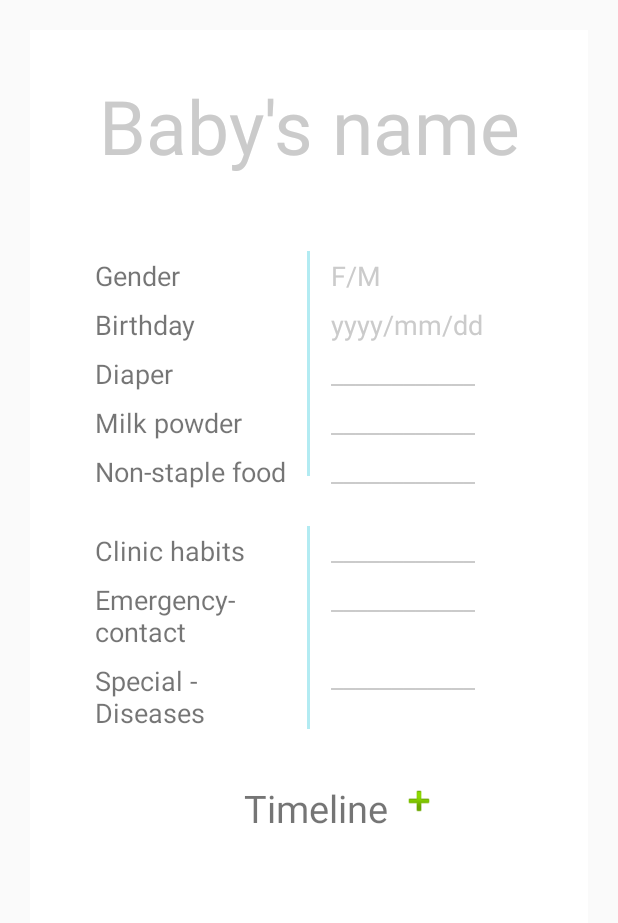
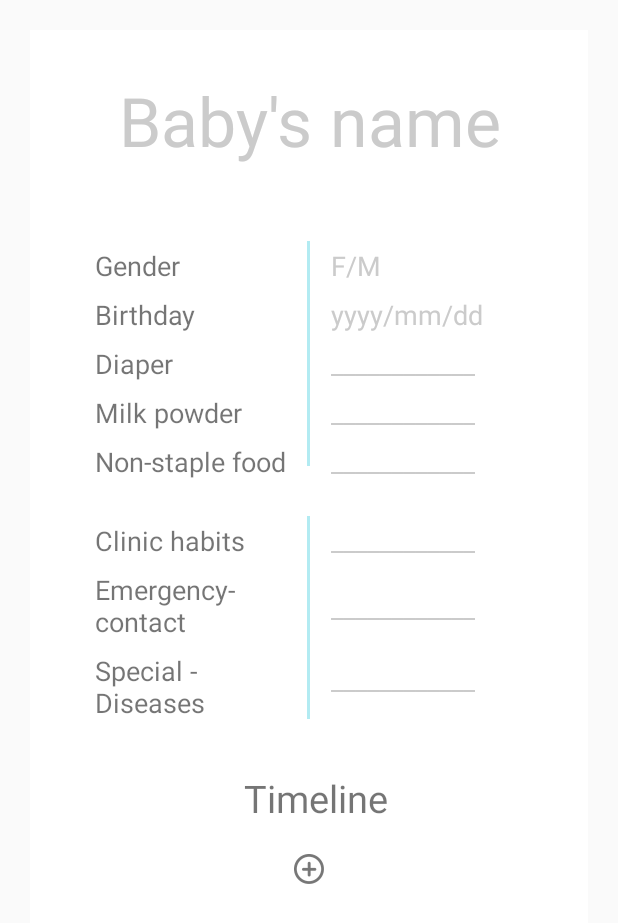
Before and after one commit to ching56/baby-steps, an Android app: the fragment PageFragmentThird shown on its own in the app's theme, on a phone screen of 412 x 824 dp. Shown: the top 923 px of the screen. Run offline under Robolectric (Android 15) with nearby library versions, the phone set to English and light mode, and no system bars; 1 statement that could not run was skipped.

```diff
--- a/app/src/main/java/com/example/lulu/babystep/PageFragmentThird.java
+++ b/app/src/main/java/com/example/lulu/babystep/PageFragmentThird.java
@@ -1,5 +1,6 @@
 package com.example.lulu.babystep;
 
+import android.app.Activity;
 import android.content.Context;
 import android.content.DialogInterface;
 import android.os.Bundle;
@@ -53,9 +54,9 @@ public class PageFragmentThird extends Fragment {
 
 
     @Override
-    public void onAttach(Context context) {
-        super.onAttach(context);
-        this.context = context;
+    public void onAttach(Activity activity) {
+        super.onAttach(activity);
+        context = activity;
     }
 
     @Override
@@ -153,8 +154,14 @@ public class PageFragmentThird extends Fragment {
                             break;
                         }
                     }
-                    Data D = new Data(catalogArray[index], textArray[index].getText().toString(), "", null);
-                    D = database.insertData(D);
+                    if(queryData("EVENT",catalogArray[index])=="") {
+                        Data D = new Data(catalogArray[index], textArray[index].getText().toString(), "", null);
+                        D = database.insertData(D);
+                    }else{
+                        Data D = getData(catalogArray[index]);
+                        D.setDate(textArray[index].getText().toString());
+                        database.updateData(D);
+                    }
                 }
             }
         };
@@ -228,6 +235,19 @@ public class PageFragmentThird extends Fragment {
         return "";
     }
 
+    public Data getData(String event) {
+        Data temp;
+        for (long i = 1; i <= database.getCount(); i++) {
+                temp = database.getData(i);
+                if (temp.getEvent() != null) {
+                    if (temp.getEvent().equals(event)) {
+                        return temp;
+                    }
+                }
+        }
+        return null;
+    }
+
     //for timeline event
     public String queryEvent(String time) {
         Data temp;
@@ -260,7 +280,10 @@ public class PageFragmentThird extends Fragment {
 
     //add a event on timeline when button clicked
     public void addEvent(View view) {
-
+        if(context==null) {
+            System.out.println("null context");
+           return;
+        }
         // get prompts.xml view
         LayoutInflater li = LayoutInflater.from(context);
         View promptsView = li.inflate(R.layout.prompt, null);
--- a/app/src/main/res/layout/fragment_third.xml
+++ b/app/src/main/res/layout/fragment_third.xml
@@ -56,7 +56,7 @@
                         android:background="@android:color/transparent"
                         android:inputType="textPersonName"
                         android:textAlignment="center"
-                        android:textSize="50sp" />
+                        android:textSize="45sp" />
                 </RelativeLayout>
 
                 <RelativeLayout
@@ -136,7 +136,7 @@
                             android:layout_height="wrap_content"
                             android:background="@android:color/transparent"
                             android:padding="4dp"
-                            android:textColor="@android:color/darker_gray"
+                            android:textColor="#757575"
                             android:textSize="18sp" />
 
                         <EditText
@@ -145,7 +145,7 @@
                             android:layout_height="wrap_content"
                             android:background="@android:color/transparent"
                             android:padding="4dp"
-                            android:textColor="@android:color/darker_gray"
+                            android:textColor="#757575"
                             android:textSize="18sp" />
 
                         <EditText
@@ -154,7 +154,7 @@
                             android:layout_height="wrap_content"
                             android:background="@android:color/transparent"
                             android:padding="4dp"
-                            android:textColor="@android:color/darker_gray"
+                            android:textColor="#757575"
                             android:textSize="18sp" />
 
                         <EditText
@@ -163,7 +163,7 @@
                             android:layout_height="wrap_content"
                             android:background="@android:color/transparent"
                             android:padding="4dp"
-                            android:textColor="@android:color/darker_gray"
+                            android:textColor="#757575"
                             android:textSize="18sp" />
 
                         <EditText
@@ -172,7 +172,7 @@
                             android:layout_height="wrap_content"
                             android:background="@android:color/transparent"
                             android:padding="4dp"
-                            android:textColor="@android:color/darker_gray"
+                            android:textColor="#757575"
                             android:textSize="18sp" />
 
 
@@ -241,27 +241,29 @@
                             android:layout_height="wrap_content"
                             android:background="@android:color/transparent"
                             android:padding="4dp"
-                            android:textColor="@android:color/darker_gray"
+                            android:textColor="#757575"
                             android:textSize="18sp" />
-
+                        #757575
                         <EditText
                             android:id="@+id/noticeEditText2"
                             android:layout_width="wrap_content"
-                            android:layout_height="52dp"
+                            android:layout_height="wrap_content"
                             android:background="@android:color/transparent"
                             android:gravity="top"
                             android:padding="4dp"
-                            android:textColor="@android:color/darker_gray"
+                            android:layout_marginTop="12dp"
+                            android:textColor="#757575"
                             android:textSize="18sp" />
 
                         <EditText
                             android:id="@+id/noticeEditText3"
                             android:layout_width="wrap_content"
-                            android:layout_height="52dp"
+                            android:layout_height="wrap_content"
                             android:background="@android:color/transparent"
                             android:gravity="top"
+                            android:layout_marginTop="15dp"
                             android:padding="4dp"
-                            android:textColor="@android:color/darker_gray"
+                            android:textColor="#757575"
                             android:textSize="18sp" />
 
                     </LinearLayout>
@@ -282,20 +284,19 @@
 
                 <Button
                     android:id="@+id/timelineButton"
-                    android:layout_width="25dp"
-                    android:layout_height="25dp"
-                    android:layout_alignTop="@id/timelineLabel"
-                    android:layout_marginLeft="8dp"
-                    android:layout_marginTop="10dp"
-                    android:layout_toRightOf="@id/timelineLabel"
-                    android:background="@android:drawable/ic_input_add"
+                    android:layout_width="20dp"
+                    android:layout_height="20dp"
+                    android:layout_marginBottom="20dp"
+                    android:layout_below="@id/timelineLabel"
+                    android:layout_centerHorizontal="true"
+                    android:background="@drawable/plus"
                     android:onClick="addEvent" />
 
                 <com.example.lulu.babystep.NonScrollListView
                     android:id="@+id/lsview"
                     android:layout_width="match_parent"
                     android:layout_height="wrap_content"
-                    android:layout_below="@id/timelineLabel"
+                    android:layout_below="@id/timelineButton"
                     android:dividerHeight="0dp"
                     android:divider="@android:color/transparent"
                     android:layout_centerHorizontal="true"></com.example.lulu.babystep.NonScrollListView>
```
Also changed, not shown: app/src/main/res/layout/prompt.xml (+16 -9 lines), app/src/main/res/drawable-hdpi/plus.png (added).
